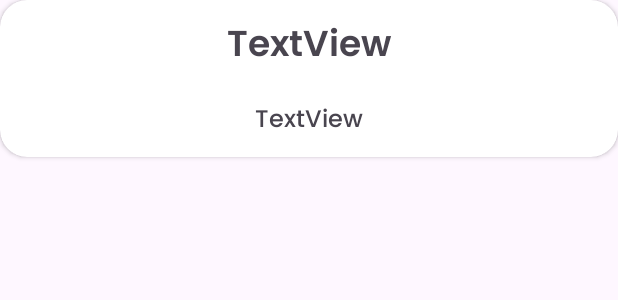
After one commit to PPSI-4KA19/TokoLiaKelompok2, an Android app: the layout layout_kategori.xml on its own in the app's theme, with its tools: preview values and no code run, on a phone screen of 412 x 824 dp. The commit adds this screen. Shown: the top 300 px of the screen. Run offline under Robolectric (Android 15) with nearby library versions, the phone set to English and light mode, and no system bars.

Commit message:
add UI halaman kategori

```diff
--- /dev/null
+++ b/app/src/main/res/layout/layout_kategori.xml
@@ -0,0 +1,43 @@
+<?xml version="1.0" encoding="utf-8"?>
+<LinearLayout xmlns:android="http://schemas.android.com/apk/res/android"
+    xmlns:app="http://schemas.android.com/apk/res-auto"
+    android:layout_width="match_parent"
+    android:layout_height="match_parent">
+
+    <androidx.cardview.widget.CardView
+        android:id="@+id/cardKategori"
+        android:layout_width="match_parent"
+        android:layout_height="wrap_content"
+        app:cardCornerRadius="18dp"
+        app:contentPadding="5dp">
+
+        <LinearLayout
+            android:layout_width="match_parent"
+            android:layout_height="match_parent"
+            android:gravity="center"
+            android:orientation="vertical">
+
+            <TextView
+                android:id="@+id/textNamaKategori"
+                android:layout_width="match_parent"
+                android:layout_height="wrap_content"
+                android:layout_marginTop="5dp"
+                android:layout_marginBottom="5dp"
+                android:fontFamily="@font/poppins_semibold"
+                android:paddingBottom="10dp"
+                android:text="TextView"
+                android:textAlignment="center"
+                android:textSize="24sp" />
+
+            <TextView
+                android:id="@+id/textDescKategori"
+                android:layout_width="match_parent"
+                android:layout_height="wrap_content"
+                android:layout_marginBottom="5dp"
+                android:fontFamily="@font/poppins_medium"
+                android:text="TextView"
+                android:textAlignment="center"
+                android:textSize="16sp" />
+        </LinearLayout>
+    </androidx.cardview.widget.CardView>
+</LinearLayout>
```
Also changed, not shown: app/src/main/java/com/example/tokolia/produkkategori.java (+19 -0 lines), app/src/main/res/layout/activity_produkkategori.xml (+61 -0 lines).
